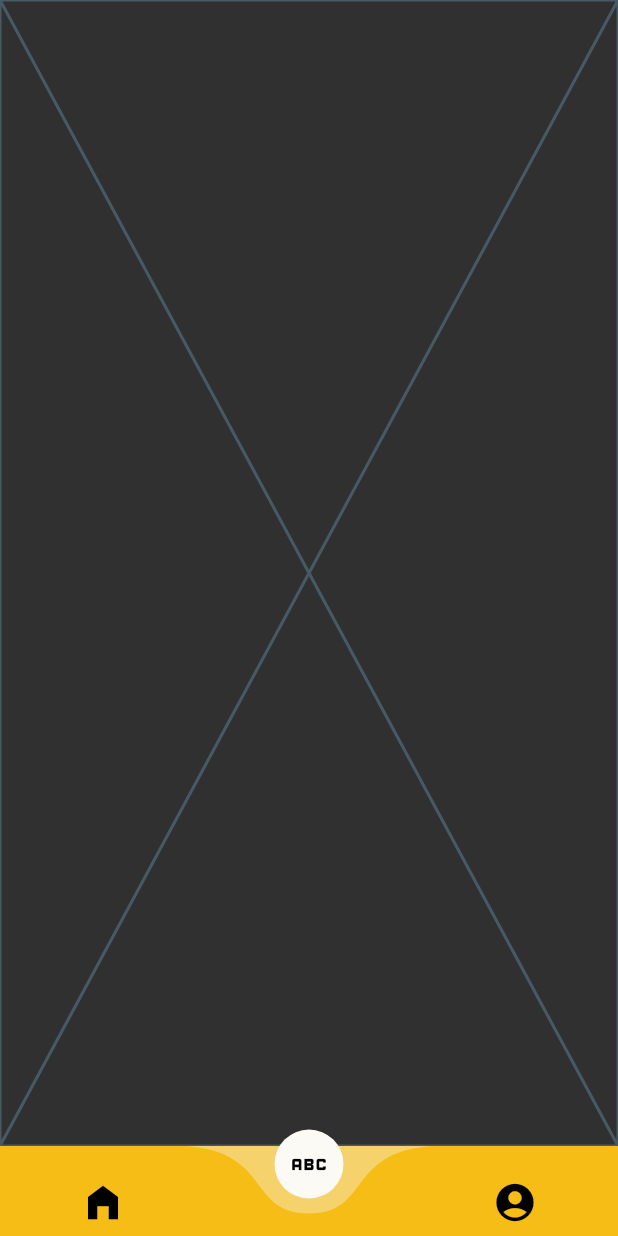
After one commit to luciferro01/Foodie, a Flutter app: the NavigationScreen screen opened directly, item 2 of the bottom bar chosen, on a phone screen of 412 x 824 dp. The commit adds this screen. Run offline on Flutter 3.47's test engine with Material 2 defaults, Android fonts, the phone set to English and light mode, and no system bars; drawn by our look-alikes of curved_navigation_bar; our stand-ins replace firebase_auth, firebase_core, get, google_fonts, google_sign_in, shared_preferences; accounts and stored records are empty; network calls fail.

Commit message:
Adding Bottom Navigation Bar and other things

```diff
--- a/lib/authentication/authentication_home_screen.dart
+++ b/lib/authentication/authentication_home_screen.dart
@@ -1,7 +1,6 @@
 import 'package:flutter/material.dart';
 import 'package:firebase_auth/firebase_auth.dart';
 import 'package:foodie/registration_screen/identification.dart';
-import 'package:foodie/screens/home_screen.dart';
 import 'package:get/route_manager.dart';
 import 'controller/authenticatin_controller.dart';
 import 'forgot_screen.dart';
@@ -108,6 +107,7 @@ class _AuthScreenState extends State<AuthScreen> {
     User? currentUser = FirebaseAuth.instance.currentUser;
     // ignore: avoid_print
     // print(user);
+    // ignore: unused_local_variable
     String? userId = currentUser?.uid;
     if (currentUser?.uid != null) {
       Get.to(() => const Identification());
--- a/lib/authentication/sign_up_screen.dart
+++ b/lib/authentication/sign_up_screen.dart
@@ -1,6 +1,6 @@
 import 'package:flutter/material.dart';
 import 'package:firebase_auth/firebase_auth.dart';
-import 'package:foodie/registration_screen/identification.dart';
+// import 'package:foodie/registration_screen/identification.dart';
 import 'package:get/route_manager.dart';
 import '../constant/color.dart';
 import 'authentication_home_screen.dart';
@@ -115,6 +115,7 @@ class _SignUpScreenState extends State<SignUpScreen> {
     //   Get.to(() => HomeScreen());
     // }
     User? currentUser = FirebaseAuth.instance.currentUser;
+    // ignore: avoid_print
     print(currentUser);
     // String? userId = currentUser?.uid;
     if (currentUser?.uid != null) {
--- a/lib/constant/color.dart
+++ b/lib/constant/color.dart
@@ -1,6 +1,7 @@
 import 'package:flutter/material.dart';
 
-const Color mainColor = Color(0xffF6BD17);
+// const Color mainColor = Color(0xffF6BD17);
+const Color mainColor = Color(0xffF5D26B);
 Color kBackgroundColor = const Color(0xFFB9F3FC);
 Color kButtonBackgroundColor = const Color(0xFFD3B177);
 Color kButtonforegroundColor = Colors.redAccent;
--- a/lib/main.dart
+++ b/lib/main.dart
@@ -1,5 +1,7 @@
 import 'package:flutter/material.dart';
 import 'package:flutter/services.dart';
+import 'package:foodie/screens/home_screen.dart';
+import 'package:foodie/screens/navigation_screen.dart';
 // import 'package:foodie/screens/account_screen.dart';
 // import 'package:foodie/screens/home_screen.dart';
 // import 'package:foodie/registration_screen/identification.dart';
@@ -9,6 +11,8 @@ import './splash_screen/splash_screen.dart';
 import 'constant/color.dart';
 import 'firebase_options.dart';
 import 'package:firebase_core/firebase_core.dart';
+import 'package:shared_preferences/shared_preferences.dart';
+import 'package:firebase_auth/firebase_auth.dart';
 
 // import 'registration_screen/user_registration_screen.dart';
 
@@ -22,19 +26,22 @@ void main() async {
       const SystemUiOverlayStyle(statusBarColor: mainColor));
   SystemChrome.setPreferredOrientations([DeviceOrientation.portraitUp])
       .then((_) {
-    runApp(const MyApp());
+    runApp(MyApp());
   });
 }
 
 class MyApp extends StatelessWidget {
-  const MyApp({super.key});
+  MyApp({super.key});
+  var currentUser = FirebaseAuth.instance.currentUser;
 
   @override
   Widget build(BuildContext context) {
     return GetMaterialApp(
       theme: ThemeData.dark().copyWith(useMaterial3: true),
       debugShowCheckedModeBanner: false,
-      home: const SplashScreen(),
+      home: currentUser?.uid == null
+          ? const SplashScreen()
+          : const NavigationScreen(),
     );
   }
 }
--- /dev/null
+++ b/lib/screens/donate_screen.dart
@@ -0,0 +1,10 @@
+import 'package:flutter/material.dart';
+
+class DonateScreen extends StatelessWidget {
+  const DonateScreen({super.key});
+
+  @override
+  Widget build(BuildContext context) {
+    return const Placeholder();
+  }
+}
--- /dev/null
+++ b/lib/screens/navigation_screen.dart
@@ -0,0 +1,58 @@
+import 'package:curved_navigation_bar/curved_navigation_bar.dart';
+import 'package:flutter/material.dart';
+import 'package:foodie/constant/color.dart';
+import 'package:foodie/screens/account_screen.dart';
+import 'package:foodie/screens/home_screen.dart';
+
+import 'donate_screen.dart';
+
+class NavigationScreen extends StatefulWidget {
+  const NavigationScreen({super.key});
+
+  @override
+  State<NavigationScreen> createState() => _NavigationScreenState();
+}
+
+class _NavigationScreenState extends State<NavigationScreen> {
+  List screens = [HomeScreen(), const DonateScreen(), AccountScreen()];
+  int activeScreen = 0;
+  @override
+  Widget build(BuildContext context) {
+    return Scaffold(
+      body: screens[activeScreen],
+      bottomNavigationBar: CurvedNavigationBar(
+          // buttonBackgroundColor: mainColor,
+
+          color: secondaryColor,
+          height: 60,
+          index: 0,
+          // animationCurve: ,
+          buttonBackgroundColor: softWhite,
+          backgroundColor: primaryCircleColor,
+          items: const [
+            Icon(
+              Icons.home_filled,
+              color: Colors.black,
+              size: 30,
+            ),
+            Icon(
+              Icons.abc,
+              color: Colors.black,
+              size: 30,
+            ),
+            Icon(
+              Icons.account_circle_rounded,
+              color: Colors.black,
+              size: 30,
+            ),
+          ],
+          // icons: [Icons.home_filled, Icons.abc, Icons.account_circle_rounded],
+          // activeIndex: 0,
+          onTap: (index) {
+            setState(() {
+              activeScreen = index;
+            });
+          }),
+    );
+  }
+}
--- a/pubspec.yaml
+++ b/pubspec.yaml
@@ -40,7 +40,10 @@ dependencies:
   google_sign_in: ^6.0.2
   google_fonts: ^4.0.3
   cloud_firestore: ^4.4.5
-  animated_bottom_navigation_bar: ^1.2.0
+  # animated_bottom_navigation_bar: ^1.2.0
+  shared_preferences: ^2.0.18
+  curved_navigation_bar: ^1.0.3
+  # animated_navigation_bar: ^0.0.5
 
 dev_dependencies:
   flutter_test:
```
Also changed, not shown: lib/models/home_screen_widget.dart (added, +11 -0 lines), lib/registration_screen/user_registration_screen.dart (+2 -6 lines), lib/screens/account_screen.dart (+20 -3 lines), lib/screens/home_screen.dart (+95 -1 lines), pubspec.lock, 2 other files.
